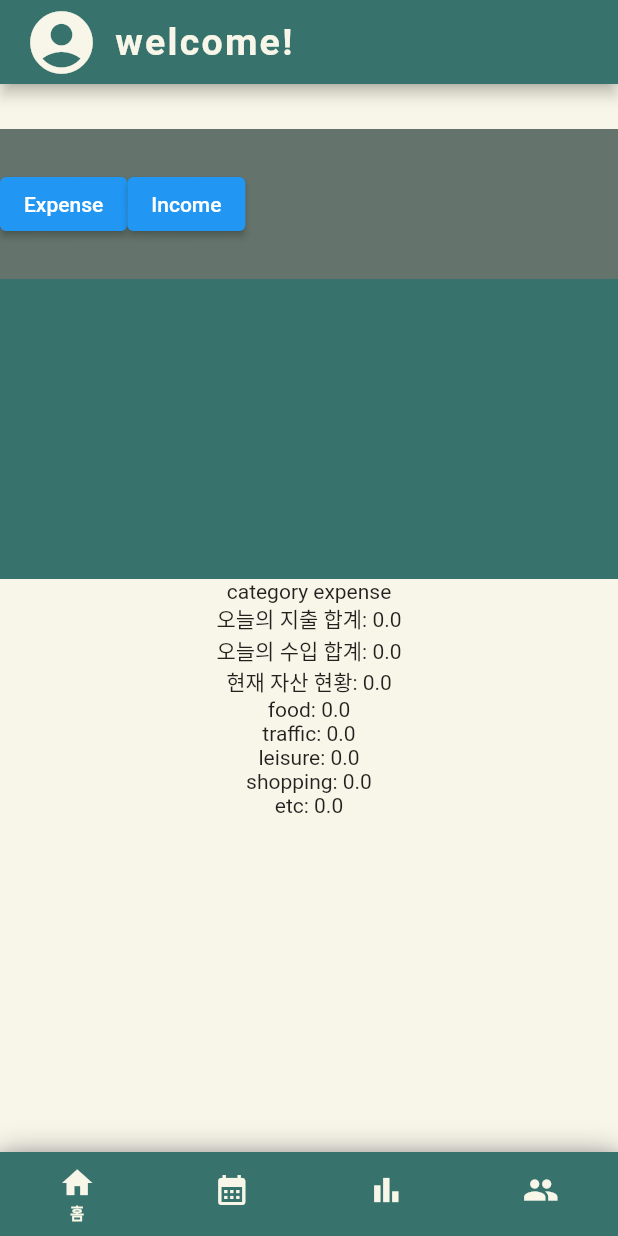
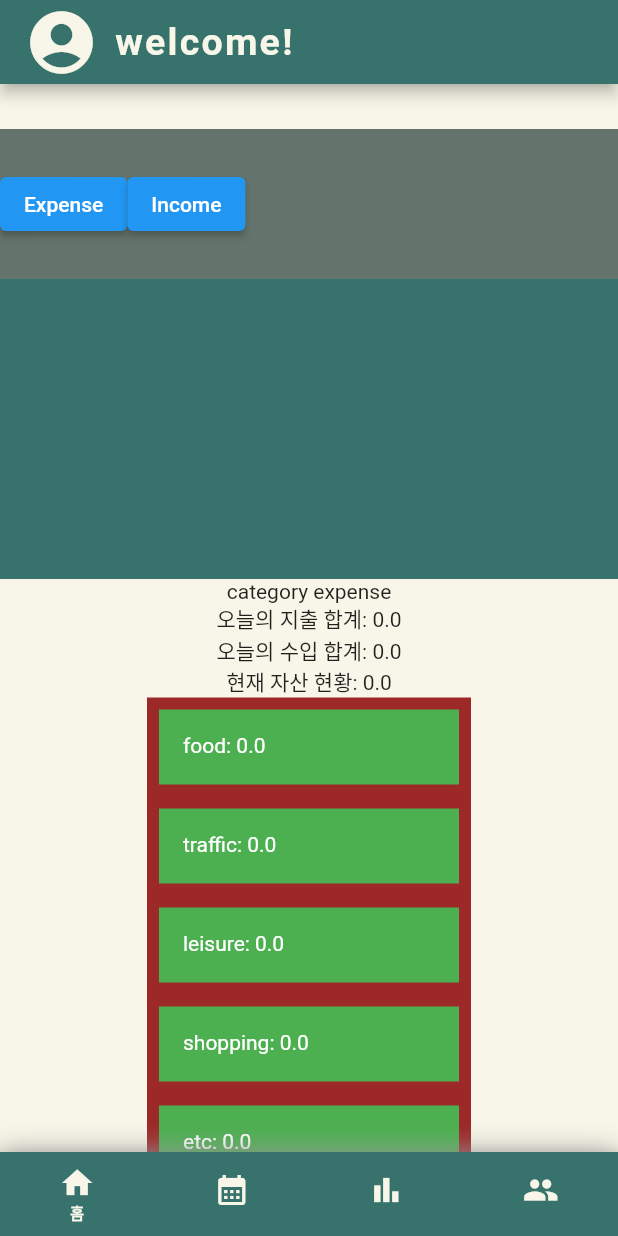
Before and after one commit to sinsohi/Freecode1, a Flutter app: the screen it shows once a user with an empty profile is signed in, on a phone screen of 412 x 824 dp. Run offline on Flutter 3.47's test engine with Material 2 defaults, Android fonts, the phone set to English and light mode, and no system bars; our stand-ins replace firebase_auth, firebase_core, firebase_database, pie_chart, table_calendar; missing offline and left inert: flutterfire_ui, unique_simple_bar_chart; accounts and stored records are empty.

Commit message:
카테고리 ui 수정

```diff
--- a/flutter_application_1/lib/HomePage.dart
+++ b/flutter_application_1/lib/HomePage.dart
@@ -351,7 +351,9 @@ Future<List<Map<String, dynamic>>> _loadIncomes() async {
               ),
 
 // 위의 함수를 사용해 지출을 카테고리별로 분류하고, 각 카테고리의 총 지출을 계산
-              FutureBuilder<List<Map<String, dynamic>>>(
+             Container(
+  color: Color.fromRGBO(156, 40, 40, 1),
+  child: FutureBuilder<List<Map<String, dynamic>>>(
     future: expensesFuture,
     builder: (context, snapshot) {
       if (snapshot.connectionState == ConnectionState.done) {
@@ -363,7 +365,17 @@ Future<List<Map<String, dynamic>>> _loadIncomes() async {
             calculateCategoryExpenses(snapshot.data ?? []);
         return Column(
           children: categoryExpenses.entries.map((entry) {
-                        return Text('${entry.key}: ${entry.value}');
+            return Container(width: 200, height: 50,
+              margin: const EdgeInsets.all(8.0),  // 여백 추가
+              color: Colors.green,  // 초록색 배경 적용
+              child: Padding(  // 텍스트와 사각형 사이에 여백 추가
+                padding: const EdgeInsets.all(16.0),
+                child: Text(
+                  '${entry.key}: ${entry.value}',
+                  style: TextStyle(color: Colors.white),  // 텍스트 색상 변경
+                ),
+              ),
+            );
           }).toList(),
         );
       } else {
@@ -371,6 +383,8 @@ Future<List<Map<String, dynamic>>> _loadIncomes() async {
       }
     },
   ),
+)
+
 
 // ...
             ],
```
Lines whose indentation alone changed are shown as unchanged.
